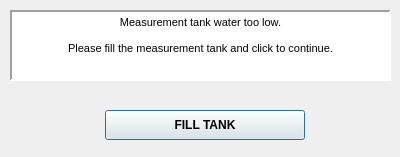
Before: the Qt Designer form Widget_Library/wtf_user_prompt_water_too_low.ui in 8foldrepo/RF_Balance_Profound, drawn with Qt 5.
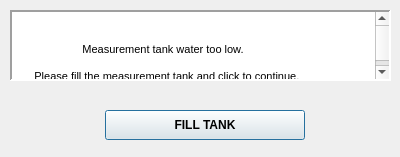
After: the same form once the commit is applied.

```diff
--- a/Widget_Library/wtf_user_prompt_water_too_low.ui
+++ b/Widget_Library/wtf_user_prompt_water_too_low.ui
@@ -94,12 +94,21 @@
    </property>
    <property name="html">
     <string>&lt;!DOCTYPE HTML PUBLIC &quot;-//W3C//DTD HTML 4.0//EN&quot; &quot;http://www.w3.org/TR/REC-html40/strict.dtd&quot;&gt;
-&lt;html&gt;&lt;head&gt;&lt;meta name=&quot;qrichtext&quot; content=&quot;1&quot; /&gt;&lt;style type=&quot;text/css&quot;&gt;
-p, li { white-space: pre-wrap; }
-&lt;/style&gt;&lt;/head&gt;&lt;body style=&quot; font-family:'MS Shell Dlg 2'; font-size:8.25pt; font-weight:600; font-style:normal;&quot;&gt;
-&lt;p align=&quot;center&quot; style=&quot; margin-top:0px; margin-bottom:0px; margin-left:0px; margin-right:0px; -qt-block-indent:0; text-indent:0px;&quot;&gt;&lt;span style=&quot; font-weight:400;&quot;&gt;Measurement tank water too low.&lt;/span&gt;&lt;/p&gt;
-&lt;p align=&quot;center&quot; style=&quot;-qt-paragraph-type:empty; margin-top:0px; margin-bottom:0px; margin-left:0px; margin-right:0px; -qt-block-indent:0; text-indent:0px; font-weight:400;&quot;&gt;&lt;br /&gt;&lt;/p&gt;
-&lt;p align=&quot;center&quot; style=&quot; margin-top:0px; margin-bottom:0px; margin-left:0px; margin-right:0px; -qt-block-indent:0; text-indent:0px;&quot;&gt;&lt;span style=&quot; font-weight:400;&quot;&gt;Please fill the measurement tank and click to continue.&lt;/span&gt;&lt;/p&gt;&lt;/body&gt;&lt;/html&gt;</string>
+                    &lt;html&gt;&lt;head&gt;&lt;meta name=&quot;qrichtext&quot; content=&quot;1&quot; /&gt;&lt;style
+                    type=&quot;text/css&quot;&gt;
+                    p, li { white-space: pre-wrap; }
+                    &lt;/style&gt;&lt;/head&gt;&lt;body style=&quot; font-family:'MS Shell Dlg 2'; font-size:8.25pt;
+                    font-weight:600; font-style:normal;&quot;&gt;
+                    &lt;p align=&quot;center&quot; style=&quot; margin-top:0px; margin-bottom:0px; margin-left:0px;
+                    margin-right:0px; -qt-block-indent:0; text-indent:0px;&quot;&gt;&lt;span style=&quot;
+                    font-weight:400;&quot;&gt;Measurement tank water too low.&lt;/span&gt;&lt;/p&gt;
+                    &lt;p align=&quot;center&quot; style=&quot;-qt-paragraph-type:empty; margin-top:0px;
+                    margin-bottom:0px; margin-left:0px; margin-right:0px; -qt-block-indent:0; text-indent:0px;
+                    font-weight:400;&quot;&gt;&lt;br /&gt;&lt;/p&gt;
+                    &lt;p align=&quot;center&quot; style=&quot; margin-top:0px; margin-bottom:0px; margin-left:0px;
+                    margin-right:0px; -qt-block-indent:0; text-indent:0px;&quot;&gt;&lt;span style=&quot;
+                    font-weight:400;&quot;&gt;Please fill the measurement tank and click to continue.&lt;/span&gt;&lt;/p&gt;&lt;/body&gt;&lt;/html&gt;
+                </string>
    </property>
   </widget>
  </widget>
```
Lines whose indentation alone changed are shown as unchanged.
